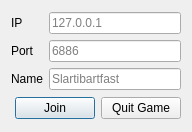
Before: the Qt Designer form Client/connectiondialog.ui in jacob-swanson/PixSpace, drawn with Qt 5.
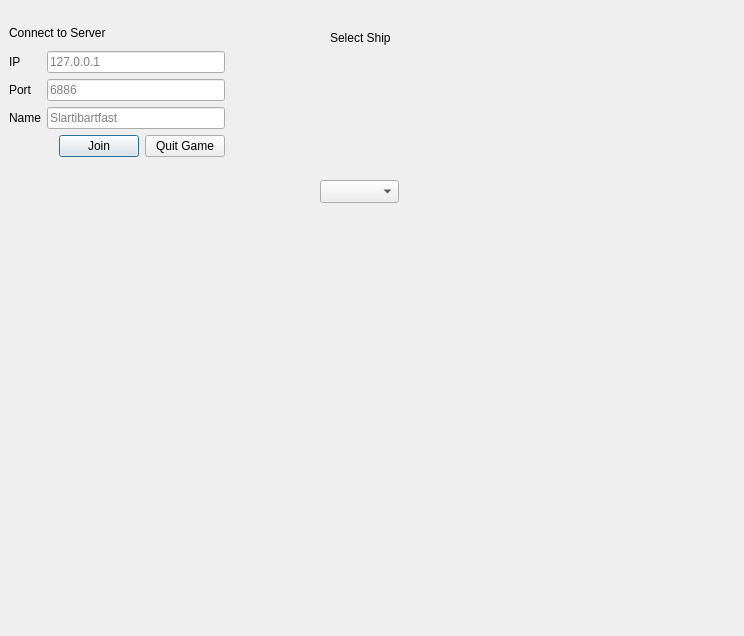
After: the same form once the commit is applied. Icons and pictures are not drawn.

Commit message: Added ship selection to dialog. Eugene Davis - 04/08/14

```diff
--- a/Client/connectiondialog.ui
+++ b/Client/connectiondialog.ui
@@ -6,8 +6,8 @@
    <rect>
     <x>0</x>
     <y>0</y>
-    <width>192</width>
-    <height>132</height>
+    <width>744</width>
+    <height>636</height>
    </rect>
   </property>
   <property name="sizePolicy">
@@ -19,7 +19,65 @@
   <property name="windowTitle">
    <string>Connect to Server</string>
   </property>
+  <widget class="QLabel" name="shipImage">
+   <property name="geometry">
+    <rect>
+     <x>300</x>
+     <y>30</y>
+     <width>121</width>
+     <height>181</height>
+    </rect>
+   </property>
+   <property name="text">
+    <string/>
+   </property>
+   <property name="pixmap">
+    <pixmap resource="Assets.qrc">:/bodies/PigShip</pixmap>
+   </property>
+  </widget>
+  <widget class="QComboBox" name="shipNames">
+   <property name="geometry">
+    <rect>
+     <x>320</x>
+     <y>180</y>
+     <width>79</width>
+     <height>23</height>
+    </rect>
+   </property>
+   <property name="currentText">
+    <string/>
+   </property>
+  </widget>
+  <widget class="QLabel" name="label_5">
+   <property name="geometry">
+    <rect>
+     <x>330</x>
+     <y>30</y>
+     <width>81</width>
+     <height>16</height>
+    </rect>
+   </property>
+   <property name="text">
+    <string>Select Ship</string>
+   </property>
+  </widget>
+  <widget class="QWidget" name="">
+   <property name="geometry">
+    <rect>
+     <x>9</x>
+     <y>20</y>
+     <width>216</width>
+     <height>137</height>
+    </rect>
+   </property>
   <layout class="QVBoxLayout" name="verticalLayout">
+    <item>
+     <widget class="QLabel" name="label_4">
+      <property name="text">
+       <string>Connect to Server</string>
+      </property>
+     </widget>
+    </item>
    <item>
     <layout class="QGridLayout" name="gridLayout">
      <item row="0" column="0">
@@ -102,6 +160,9 @@
    </item>
   </layout>
  </widget>
- <resources/>
+ </widget>
+ <resources>
+  <include location="Assets.qrc"/>
+ </resources>
  <connections/>
 </ui>
```
Lines whose indentation alone changed are shown as unchanged. The commit also changes 4 other files.
